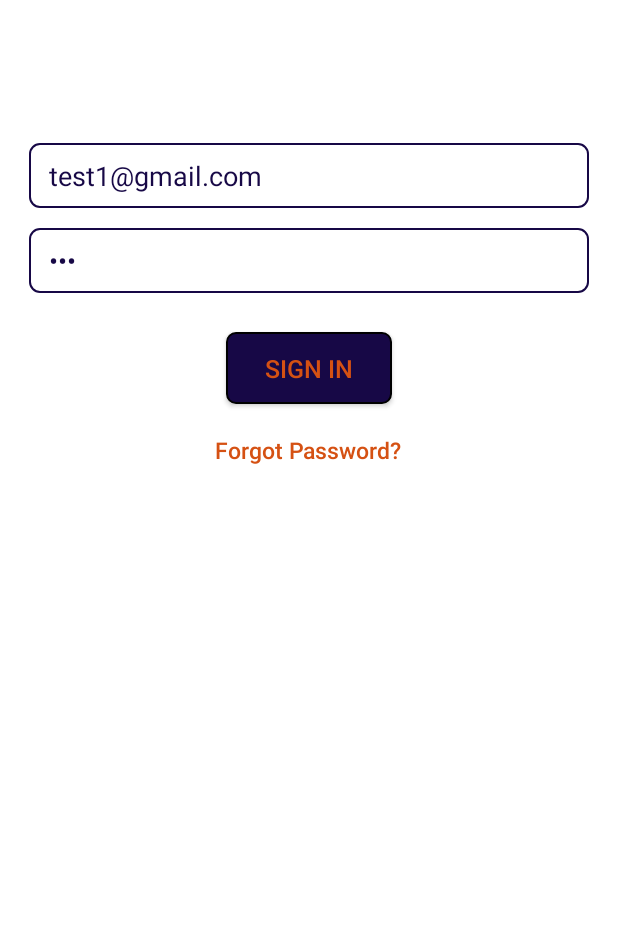
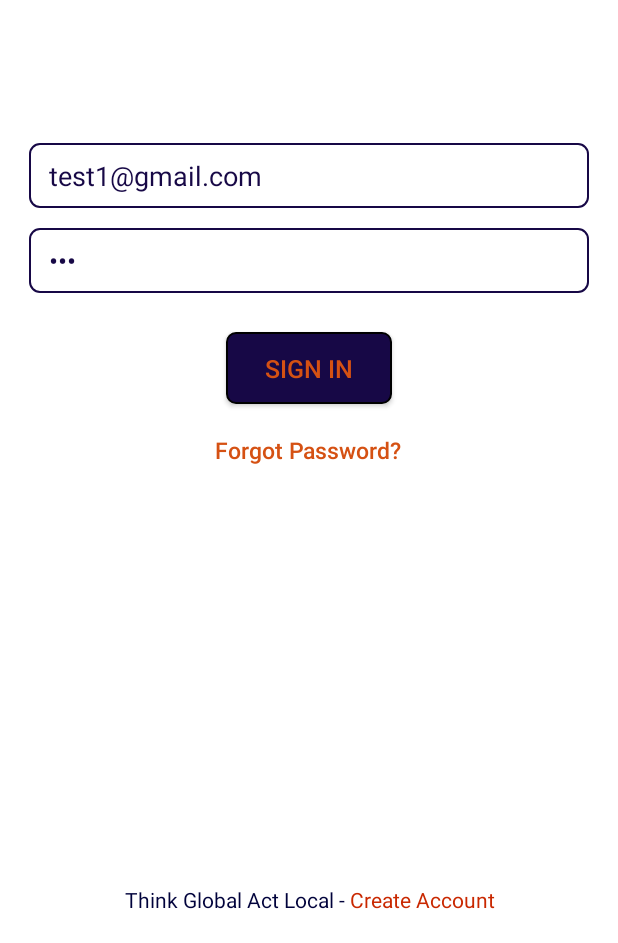
Before and after one commit to BhadreshChavada/iCommunicate, an Android app: the LoginActivity screen opened directly, with no data from a screen before it, on a phone screen of 412 x 824 dp, the part 293-1236 px from its top. Run offline under Robolectric (Android 15) with nearby library versions, the phone set to English and light mode, and no system bars; our stand-ins replace ButterKnife, sdp/ssp sizes.

Commit message:
Changes according PDF.

```diff
--- a/app/src/main/java/com/icommunicate/activity/LoginActivity.java
+++ b/app/src/main/java/com/icommunicate/activity/LoginActivity.java
@@ -1,9 +1,11 @@
 package com.icommunicate.activity;
 
 import android.os.Bundle;
+import android.text.Html;
 import android.text.TextUtils;
 import android.util.Patterns;
 import android.view.View;
+import android.widget.TextView;
 import android.widget.Toast;
 
 import androidx.appcompat.app.AppCompatActivity;
@@ -19,8 +21,6 @@ import com.icommunicate.common.IntentUtils;
 import com.icommunicate.common.KeyboardUtils;
 import com.icommunicate.common.dailog.PermisionAllowDialog;
 import com.icommunicate.common.preferences.PreferenceUtil;
-
-import net.yslibrary.android.keyboardvisibilityevent.KeyboardVisibilityEvent;
 
 import butterknife.BindView;
 import butterknife.ButterKnife;
@@ -38,6 +38,8 @@ public class LoginActivity extends AppCompatActivity {
     AppCompatButton btnLogin;
     @BindView(R.id.btn_forgot_password)
     AppCompatButton btnForgotPassword;
+    @BindView(R.id.txtRegistration)
+    TextView txtRegistration;
 
     @Override
     protected void onCreate(Bundle savedInstanceState) {
@@ -45,6 +47,16 @@ public class LoginActivity extends AppCompatActivity {
         setContentView(R.layout.activity_login);
         ButterKnife.bind(this);
 
+        String firstString = getColoredSpanned("Think Global Act Local - ", "#00023b");
+        String secondString = getColoredSpanned("Create Account", "#c92800");
+
+        txtRegistration.setText(Html.fromHtml(firstString + secondString));
+    }
+
+
+    private String getColoredSpanned(String text, String color) {
+        String input = "<font color=" + color + ">" + text + "</font>";
+        return input;
     }
 
     @Override
--- a/app/src/main/java/com/icommunicate/fragment/subFragment/FragmentKeypad.java
+++ b/app/src/main/java/com/icommunicate/fragment/subFragment/FragmentKeypad.java
@@ -279,6 +279,7 @@ public class FragmentKeypad extends BaseFragment {
         SelectNumberDailog.show(defultNumberData, getFragmentManager(), new SelectNumberCallbackCallback() {
             @Override
             public void onClick(View view, int position) {
+
                 dialNumber.setText(defultNumberData.get(position).getNumber());
                 defultNumberData.get(position).setSelected(true);
                 PreferenceUtil.byDefultDailNumber().set(defultNumberData.get(position).getNumber());
--- a/app/src/main/res/layout/activity_login.xml
+++ b/app/src/main/res/layout/activity_login.xml
@@ -108,5 +108,15 @@
 
     </LinearLayout>
 
+    <TextView
+        android:id="@+id/txtRegistration"
+        android:layout_width="match_parent"
+        android:layout_height="wrap_content"
+        android:layout_gravity="bottom"
+        android:layout_marginBottom="@dimen/_15sdp"
+        android:backgroundTint="@color/white"
+        android:drawableTint="@color/orange"
+        android:gravity="center"
+        android:textColor="@color/app_blue" />
 
 </FrameLayout>
--- a/app/src/main/res/layout/activity_voice_duplicate_duplicate.xml
+++ b/app/src/main/res/layout/activity_voice_duplicate_duplicate.xml
@@ -271,7 +271,7 @@
                             android:id="@+id/hold_action_fab"
                             android:layout_width="wrap_content"
                             android:layout_height="wrap_content"
-                            android:src="@drawable/ic_contacts_black_24dp"
+                            android:src="@drawable/ic_hold_call"
                             android:tint="@color/app_blue"
                             android:visibility="visible"
                             app:backgroundTint="@color/white" />
@@ -281,7 +281,7 @@
                             android:layout_height="wrap_content"
                             android:layout_gravity="center"
                             android:layout_marginTop="@dimen/_5sdp"
-                            android:text="Contact"
+                            android:text="Hold"
                             android:textColor="@color/app_blue"
                             android:textSize="@dimen/_12sdp"
                             android:textStyle="bold" />
--- a/app/src/main/res/layout/fragment_dialpad_circle.xml
+++ b/app/src/main/res/layout/fragment_dialpad_circle.xml
@@ -126,6 +126,7 @@
                 android:background="@drawable/rectangle_solid"
                 android:padding="@dimen/_7sdp"
                 android:textColor="@color/white"
+                android:layout_marginEnd="@dimen/_5sdp"
                 android:textSize="@dimen/_11sdp"
                 android:textStyle="bold" />
 
@@ -133,6 +134,7 @@
                 android:id="@+id/dial_arrow"
                 android:layout_width="@dimen/_30sdp"
                 android:layout_height="match_parent"
+                android:layout_marginStart="@dimen/_5sdp"
                 android:layout_gravity="center"
                 android:background="@drawable/rectangle_solid"
                 android:backgroundTint="@color/orange"
@@ -150,7 +152,7 @@
                 android:id="@+id/call_button"
                 android:layout_width="@dimen/_40sdp"
                 android:layout_height="match_parent"
-                android:layout_marginLeft="@dimen/_10sdp"
+                android:layout_marginLeft="@dimen/_15sdp"
                 android:layout_marginRight="@dimen/_10sdp">
 
                 <androidx.appcompat.widget.AppCompatImageView
--- a/app/src/main/res/layout/fragment_recent.xml
+++ b/app/src/main/res/layout/fragment_recent.xml
@@ -51,6 +51,7 @@
             <androidx.appcompat.widget.AppCompatImageView
                 android:layout_width="wrap_content"
                 android:layout_height="match_parent"
+                android:visibility="gone"
                 android:layout_gravity="right"
                 android:padding="@dimen/_7sdp"
                 android:src="@drawable/ic_trash" />
--- a/app/src/main/res/values/strings.xml
+++ b/app/src/main/res/values/strings.xml
@@ -63,8 +63,7 @@
     <string name="VALEDATE_PASSWORD_NOT_MATCH">Your confirm password is not match.</string>
 
 
-
-    <string-array name="DialingCountryCode" >
+    <string-array name="DialingCountryCode">
         <item>32,BE</item>
         <item>501,BZ</item>
         <item>229,BJ</item>
```
Also changed, not shown: app/src/main/java/com/icommunicate/adapter/SelectDefultNumberAdapter.java (+12 -1 lines), app/src/main/res/drawable/ic_hold_call.xml (added, +9 -0 lines), app/src/main/res/layout/row_defualt_dial_number_dialog.xml (+10 -0 lines).
